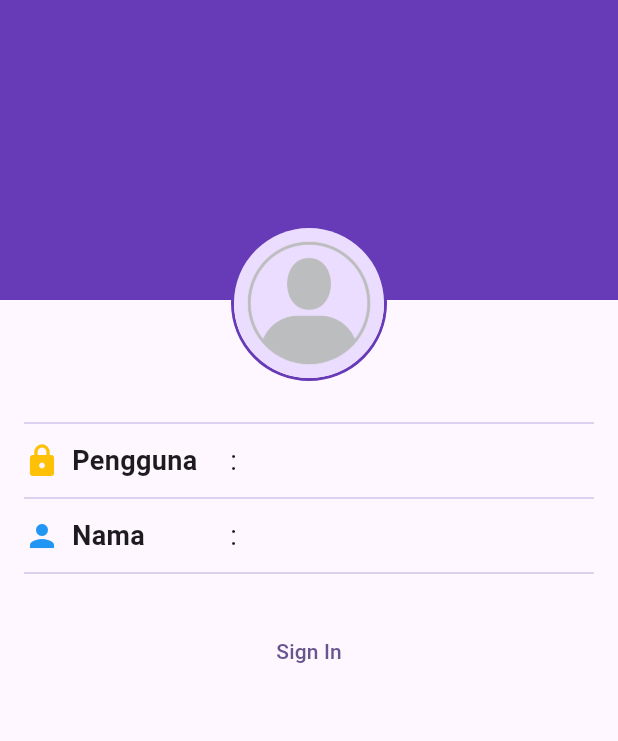
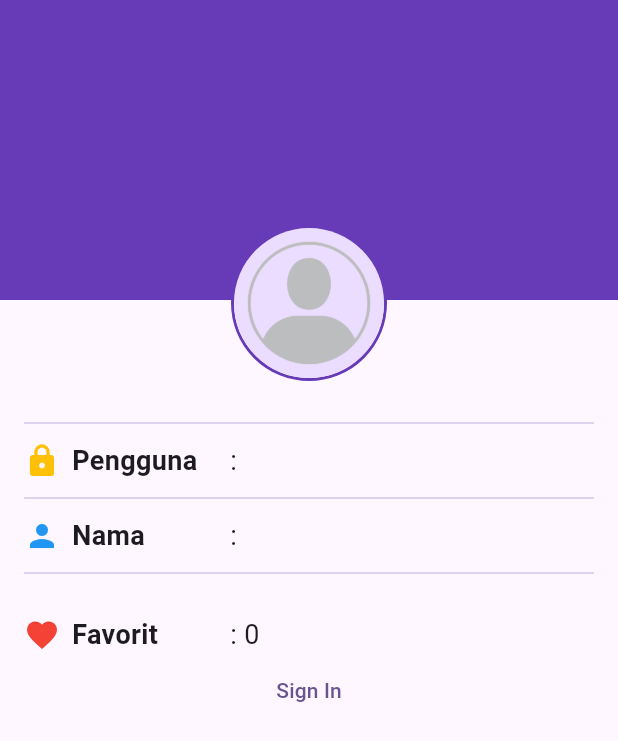
Before and after one commit to putrifathonah/wisata_candi_putrifathonah, a Flutter app: the screen it shows after launch, on a phone screen of 412 x 824 dp. Shown: the top 741 px of the screen. Run offline on Flutter 3.47's test engine with Material 3 defaults, Android fonts, the phone set to English and light mode, and no system bars.

Commit message:
nambah favorit

```diff
--- a/lib/main.dart
+++ b/lib/main.dart
@@ -14,12 +14,14 @@ class MyApp extends StatelessWidget {
   @override
   Widget build(BuildContext context) {
     return MaterialApp(
+      // menghilangkan debug
+      debugShowCheckedModeBanner: false,
       title: 'Wisata Candi',
       theme: ThemeData(
         colorScheme: ColorScheme.fromSeed(seedColor: Colors.deepPurple),
         useMaterial3: true,
       ),
-      // Disini tempaty menampilkan emulator nanti dia mau nampilkan bagain screen mana gitu
+      //ini menampilkan emulator yang mau ditampilkan
       home: ProfileScreen(),
       // home: DetailScreen(candi : candiList[0]),
     );
--- a/lib/screens/ProfileScreen.dart
+++ b/lib/screens/ProfileScreen.dart
@@ -152,6 +152,36 @@ class _ProfileScreenState extends State<ProfileScreen> {
                 SizedBox(height: 4),
                 Divider(color: Colors.deepPurple[100]),
                 SizedBox(height: 20),
+                // Ini menambahkan favorit
+                Row(
+                  children: [
+                    SizedBox(
+                      width: MediaQuery.of(context).size.width / 3,
+                      child: Row(
+                        children: [
+                          Icon(Icons.favorite, color: Colors.red),
+                          SizedBox(
+                            width: 8,
+                          ), // memberikan jarak dengan text dan text
+                          Text(
+                            'Favorit',
+                            style: TextStyle(
+                              fontSize: 18,
+                              fontWeight: FontWeight.bold,
+                            ),
+                          ),
+                        ],
+                      ),
+                    ),
+                    // Memasukkan nilai dari username
+                    Expanded(
+                      child: Text(
+                        ': $favoriteCandiCount',
+                        style: TextStyle(fontSize: 18),
+                      ),
+                    ),
+                  ],
+                ),
                 // periksa nilai isSignedIn jika true tampil  sign out dan false Sign in
                 // fungsi (){} untuk sementara dibuat anonimous function
                 isSignedIn
```
Also changed, not shown: lib/widgets/profile_info_item.dart (added).
